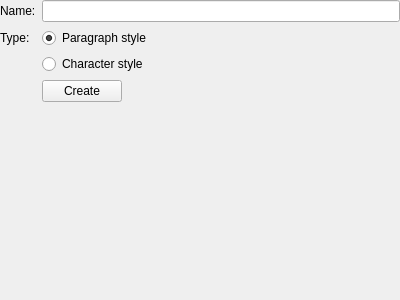
This is plugins/textshape/dialogs/NewStyleWidget.ui in KDE/koffice as Qt 5 draws it before an edit. The edited form follows.
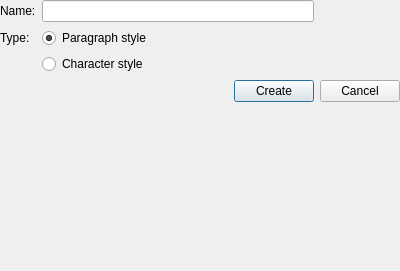
This is the edited form.

Commit message: Add a cancel button

```diff
--- a/plugins/textshape/dialogs/NewStyleWidget.ui
+++ b/plugins/textshape/dialogs/NewStyleWidget.ui
@@ -7,7 +7,7 @@
     <x>0</x>
     <y>0</y>
     <width>400</width>
-    <height>300</height>
+    <height>271</height>
    </rect>
   </property>
   <layout class="QGridLayout" name="gridLayout">
@@ -54,14 +54,33 @@
      </property>
     </widget>
    </item>
-   <item row="3" column="1">
+   <item row="3" column="2">
     <widget class="QPushButton" name="create">
      <property name="text">
       <string>Create</string>
      </property>
+     <property name="autoDefault">
+      <bool>true</bool>
+     </property>
+     <property name="default">
+      <bool>true</bool>
+     </property>
     </widget>
    </item>
-   <item row="3" column="2">
+   <item row="4" column="0" colspan="3">
+    <spacer name="spacer_2">
+     <property name="orientation">
+      <enum>Qt::Vertical</enum>
+     </property>
+     <property name="sizeHint" stdset="0">
+      <size>
+       <width>311</width>
+       <height>151</height>
+      </size>
+     </property>
+    </spacer>
+   </item>
+   <item row="3" column="1">
     <spacer name="spacer">
      <property name="orientation">
       <enum>Qt::Horizontal</enum>
@@ -74,18 +93,12 @@
      </property>
     </spacer>
    </item>
-   <item row="4" column="0" colspan="3">
-    <spacer name="spacer_2">
-     <property name="orientation">
-      <enum>Qt::Vertical</enum>
+   <item row="3" column="3">
+    <widget class="QPushButton" name="bCancel">
+     <property name="text">
+      <string>Cancel</string>
      </property>
-     <property name="sizeHint" stdset="0">
-      <size>
-       <width>221</width>
-       <height>180</height>
-      </size>
-     </property>
-    </spacer>
+    </widget>
    </item>
   </layout>
  </widget>
```
Left out of the diff: 19 changed lines with no effect on the pictures. The commit also changes 4 other files.
